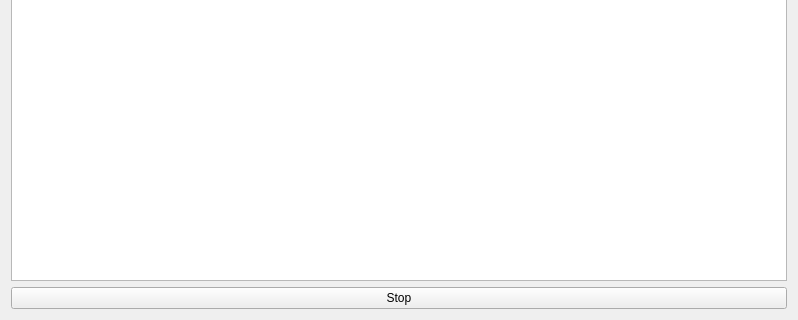
Above: src/gui/src/tabs/monitors-tab.ui from Bionus/imgbrd-grabber before the change; both pictures show x 0 to 798 and y 211 to 531 of the 798 by 531 pixel window. Below: the same form after it.
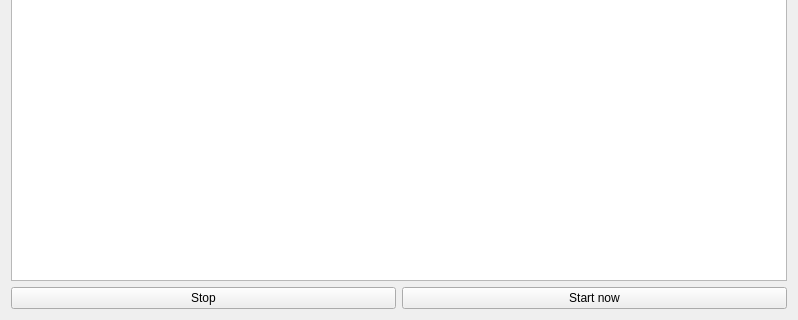
That is the form after the change. Icons and pictures are not drawn. Custom widgets are drawn as their Qt base class.

Commit message: Add button to start monitors directly (fix #2420)

Patch:
```diff
--- a/src/gui/src/tabs/monitors-tab.ui
+++ b/src/gui/src/tabs/monitors-tab.ui
@@ -47,7 +47,7 @@
     </widget>
    </item>
    <item>
-    <layout class="QHBoxLayout" name="layoutStatus" stretch="0">
+    <layout class="QHBoxLayout" name="layoutStatus" stretch="0,0">
      <item>
       <widget class="QPushButton" name="buttonToggle">
        <property name="text">
@@ -55,6 +55,13 @@
        </property>
       </widget>
      </item>
+     <item>
+      <widget class="QPushButton" name="buttonStartNow">
+       <property name="text">
+        <string>Start now</string>
+       </property>
+      </widget>
+     </item>
     </layout>
    </item>
   </layout>
```
Left out of the diff: 21 changed lines with no effect on the pictures. The commit also changes 5 other files.
